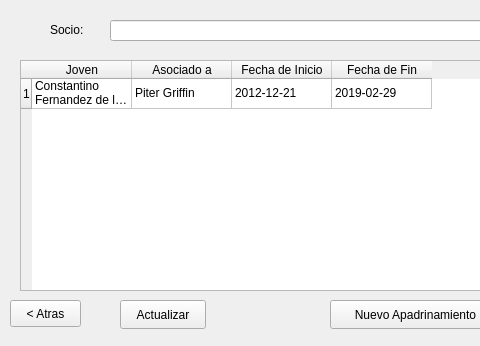
Above: src/UI/consultaApadrinamiento.ui from PurpleFlamingo/purpleACOES before the change; both pictures show x 0 to 480 and y 0 to 346 of the 754 by 346 pixel window. Below: the same form after it.
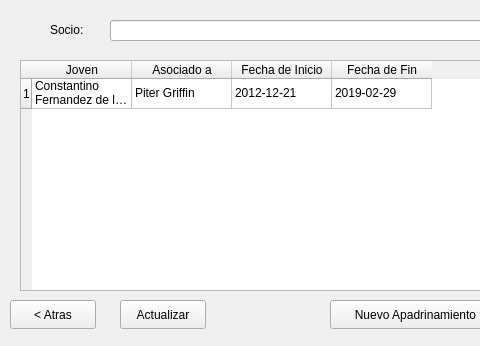
That is the form after the change.

Patch:
```diff
--- a/src/UI/consultaApadrinamiento.ui
+++ b/src/UI/consultaApadrinamiento.ui
@@ -97,8 +97,8 @@
      <rect>
       <x>10</x>
       <y>300</y>
-      <width>71</width>
-      <height>27</height>
+      <width>86</width>
+      <height>29</height>
      </rect>
     </property>
     <property name="text">
```
